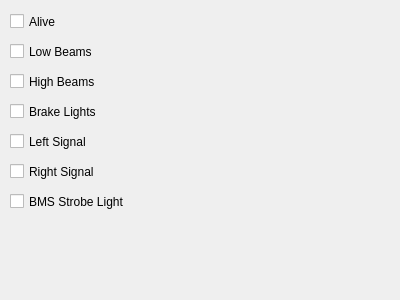
Above: src/UILayer/Packet/LightsTab.ui from UCSolarCarTeam/Epsilon-Telemetry-Test-Tool before the change. Below: the same form after it.
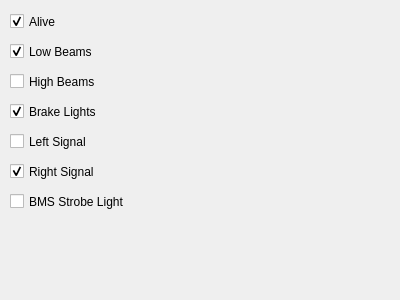
That is the form after the change.

Patch:
```diff
--- a/src/UILayer/Packet/LightsTab.ui
+++ b/src/UILayer/Packet/LightsTab.ui
@@ -25,6 +25,9 @@
    <property name="text">
     <string>Brake Lights</string>
    </property>
+   <property name="checked">
+    <bool>true</bool>
+   </property>
   </widget>
   <widget class="QCheckBox" name="bmsStrobeLight">
    <property name="geometry">
@@ -51,6 +54,9 @@
    <property name="text">
     <string>Low Beams</string>
    </property>
+   <property name="checked">
+    <bool>true</bool>
+   </property>
   </widget>
   <widget class="QCheckBox" name="highBeams">
    <property name="geometry">
@@ -77,6 +83,9 @@
    <property name="text">
     <string>Right Signal</string>
    </property>
+   <property name="checked">
+    <bool>true</bool>
+   </property>
   </widget>
   <widget class="QCheckBox" name="lightsAlive">
    <property name="geometry">
@@ -90,6 +99,9 @@
    <property name="text">
     <string>Alive</string>
    </property>
+   <property name="checked">
+    <bool>true</bool>
+   </property>
   </widget>
   <widget class="QCheckBox" name="leftSignal">
    <property name="geometry">
```
